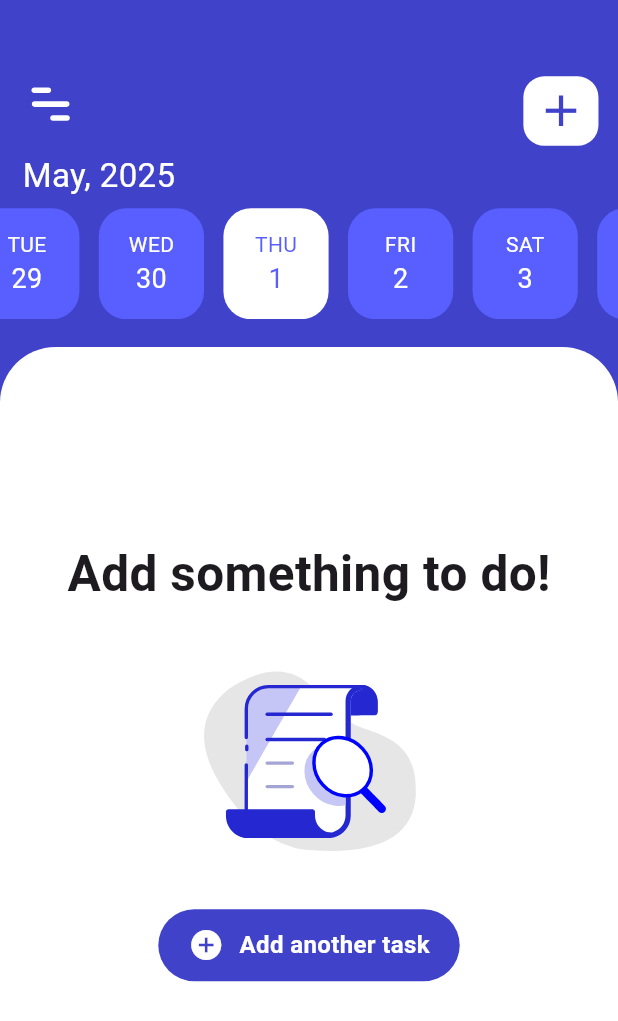
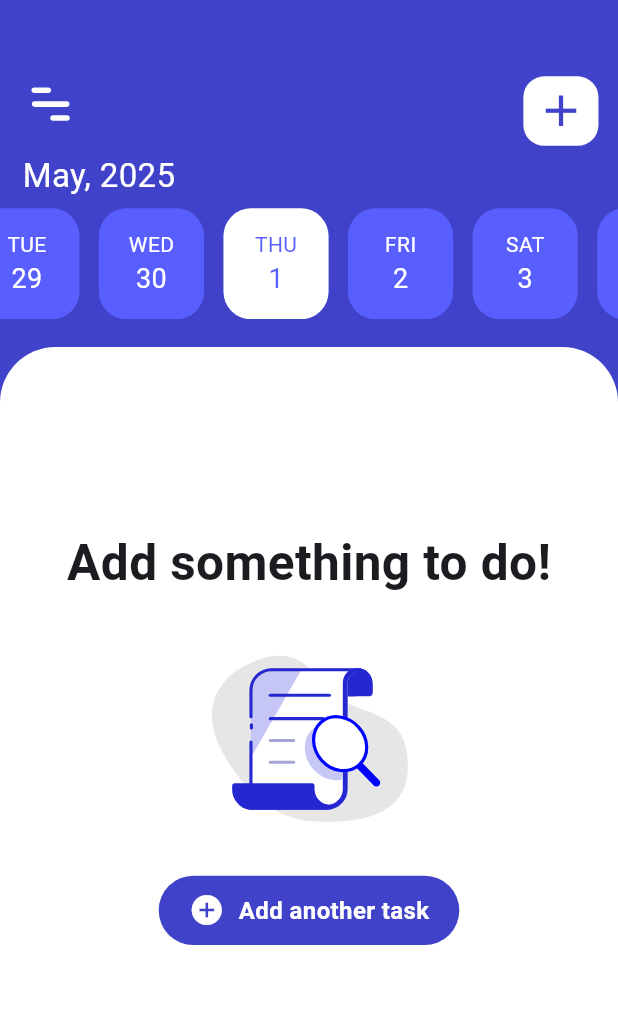
Before and after one commit to LocTime1/coursework, a Flutter app: the screen it shows after launch, in the side drawer, after a tap on "Add another task", on a phone screen of 412 x 824 dp. Shown: the top 1021 px of the screen. Run offline on Flutter 3.47's test engine with Material 3 defaults, Android fonts, the phone set to English and light mode, and no system bars; our stand-ins replace auto_size_text, flutter_screenutil, lottie, sqflite; accounts and stored records are empty.

Commit message:
сделал перенос на пк

```diff
--- a/lib/AddTaskSreen.dart
+++ b/lib/AddTaskSreen.dart
@@ -38,7 +38,7 @@ class _AddTaskScreenState extends State<AddTaskScreen> {
       'date': selectedDate!.toIso8601String(),
       'deadline': _selectedTime!.format(context),
       'color': _selectedColor!.value,
-      'completed': 0,
+      'isCompleted': 0,
     });
     Navigator.pop(context);
   }
--- a/lib/database.dart
+++ b/lib/database.dart
@@ -23,7 +23,7 @@ class MyDatabase {
 
     return await openDatabase(
       path,
-      version: 3,
+      version: 4,
       onCreate: (db, version) async {
         await db.execute('''
           CREATE TABLE tasks(
@@ -32,14 +32,14 @@ class MyDatabase {
             date TEXT,
             deadline TEXT,
             color INTEGER,
-            completed INTEGER DEFAULT 0
+            isCompleted INTEGER DEFAULT 0
           )
         ''');
       },
       onUpgrade: (db, oldVersion, newVersion) async {
-        if (oldVersion <= 2) {
+        if (oldVersion < 4) {
           await db.execute(
-              'ALTER TABLE tasks ADD COLUMN completed INTEGER DEFAULT 0');
+              'ALTER TABLE tasks ADD COLUMN isCompleted INTEGER DEFAULT 0');
         }
       },
     );
--- a/lib/main.dart
+++ b/lib/main.dart
@@ -1,4 +1,5 @@
 // ignore_for_file: prefer_const_constructors, use_key_in_widget_constructors, library_private_types_in_public_api
+
 
 import 'package:coursework/notesScreen.dart';
 import 'package:coursework/widgets/TasksScreen/anotherDatesWidget.dart';
@@ -12,7 +13,7 @@ import 'widgets/TasksScreen/addButtonWidget.dart';
 import 'widgets/TasksScreen/menuButtonWidget.dart';
 import 'widgets/TasksScreen/tasksWidget.dart';
 
-void main() {
+void main() async {
   runApp(MyApp());
 }
 
--- a/lib/widgets/TasksScreen/tasksWidget.dart
+++ b/lib/widgets/TasksScreen/tasksWidget.dart
@@ -44,11 +44,15 @@ class TasksWidgetState extends State<TasksWidget> {
           taskDate.month == widget.selectedDate.month &&
           taskDate.day == widget.selectedDate.day;
     }).toList();
-
+    for (var task in filtered) {
+      log("${task}");
+    }
     setState(() {
       tasks = filtered;
-      activeTasks = filtered.where((t) => t['isCompleted'] == 0).toList();
-      completedTasks = filtered.where((t) => t['isCompleted'] == 1).toList();
+      activeTasks =
+          filtered.where((t) => '${t['isCompleted']}' == '0').toList();
+      completedTasks =
+          filtered.where((t) => '${t['isCompleted']}' == '1').toList();
     });
   }
 
@@ -71,15 +75,15 @@ class TasksWidgetState extends State<TasksWidget> {
   Widget build(BuildContext context) {
     if (tasks.isEmpty) {
       return Container(
-        padding: EdgeInsets.only(top: 100),
-        height: 500,
+        padding: EdgeInsets.only(top: 100.h),
+        height: 500.h,
         width: MediaQuery.of(context).size.width,
         child: Column(children: [
           Text(
             "Add something to do!",
-            style: TextStyle(fontSize: 33, fontWeight: FontWeight.bold),
+            style: TextStyle(fontSize: 33.sp, fontWeight: FontWeight.bold),
           ),
-          Lottie.asset("assets/animations/empty_animation.json", height: 200),
+          Lottie.asset("assets/animations/empty_animation.json", height: 200.h),
           GestureDetector(
             onTap: () {
               Navigator.push(
@@ -94,21 +98,21 @@ class TasksWidgetState extends State<TasksWidget> {
               });
             },
             child: Container(
-              padding: EdgeInsets.symmetric(horizontal: 20, vertical: 12),
+              padding: EdgeInsets.symmetric(horizontal: 20.w, vertical: 12.h),
               decoration: BoxDecoration(
                 color: Color.fromRGBO(64, 67, 201, 1),
-                borderRadius: BorderRadius.circular(40),
+                borderRadius: BorderRadius.circular(40.r),
               ),
               child: Row(
                 mainAxisSize: MainAxisSize.min,
                 children: [
                   Icon(Icons.add_circle, color: Colors.white),
-                  SizedBox(width: 10),
+                  SizedBox(width: 10.h),
                   Text(
                     "Add another task",
                     style: TextStyle(
                       color: Colors.white,
-                      fontSize: 16,
+                      fontSize: 16.sp,
                       fontWeight: FontWeight.bold,
                     ),
                   ),
@@ -133,14 +137,15 @@ class TasksWidgetState extends State<TasksWidget> {
               children: [
                 LottieBuilder.asset(
                   "assets/animations/first_animation.json",
-                  height: 170,
+                  height: 170.h,
                   repeat: false,
                 ),
                 Text(
                   "All tasks are done!",
-                  style: TextStyle(fontSize: 25, fontWeight: FontWeight.w600),
+                  style:
+                      TextStyle(fontSize: 25.sp, fontWeight: FontWeight.w600),
                 ),
-                SizedBox(height: 20),
+                SizedBox(height: 20.h),
                 GestureDetector(
                   onTap: () {
                     Navigator.push(
@@ -155,21 +160,22 @@ class TasksWidgetState extends State<TasksWidget> {
                     });
                   },
                   child: Container(
-                    padding: EdgeInsets.symmetric(horizontal: 20, vertical: 12),
+                    padding:
+                        EdgeInsets.symmetric(horizontal: 20.w, vertical: 12.h),
                     decoration: BoxDecoration(
                       color: Color.fromRGBO(64, 67, 201, 1),
-                      borderRadius: BorderRadius.circular(40),
+                      borderRadius: BorderRadius.circular(40.r),
                     ),
                     child: Row(
                       mainAxisSize: MainAxisSize.min,
                       children: [
                         Icon(Icons.add_circle, color: Colors.white),
-                        SizedBox(width: 10),
+                        SizedBox(width: 10.w),
                         Text(
                           "Add another task",
                           style: TextStyle(
                             color: Colors.white,
-                            fontSize: 16,
+                            fontSize: 16.sp,
                             fontWeight: FontWeight.bold,
                           ),
                         ),
@@ -180,13 +186,13 @@ class TasksWidgetState extends State<TasksWidget> {
               ],
             ),
             Padding(
-              padding: const EdgeInsets.only(top: 15),
+              padding: EdgeInsets.only(top: 15.h),
               child: ExpansionTile(
                 key: PageStorageKey(widget.selectedDate.toIso8601String()),
                 title: Text(
                     "Completed tasks ${completedTasks.length}/${activeTasks.length + completedTasks.length}",
-                    style:
-                        TextStyle(fontWeight: FontWeight.bold, fontSize: 25)),
+                    style: TextStyle(
+                        fontWeight: FontWeight.bold, fontSize: 25.sp)),
                 children: completedTasks
                     .map((task) =>
                         TaskTile(task: task, onTaskChanged: loadTasks))
@@ -197,30 +203,34 @@ class TasksWidgetState extends State<TasksWidget> {
         ),
       );
     }
-
+    log("${activeTasks.length}");
+    for (var a in tasks) {
+      log("${a}");
+    }
     return Container(
       height: MediaQuery.of(context).size.height * 0.65,
       child: ListView(
-        padding: EdgeInsets.only(top: 10),
+        padding: EdgeInsets.only(top: 10.h),
         children: [
           Padding(
-            padding: EdgeInsets.symmetric(horizontal: 15),
+            padding: EdgeInsets.symmetric(horizontal: 15.w),
             child: Text(
               isToday
                   ? "Today's tasks:"
                   : "Tasks for ${DateFormat('MMMM d').format(widget.selectedDate)}:",
-              style: TextStyle(fontSize: 28, fontWeight: FontWeight.bold),
+              style: TextStyle(fontSize: 28.sp, fontWeight: FontWeight.bold),
             ),
           ),
           ...activeTasks
               .map((task) => TaskTile(task: task, onTaskChanged: loadTasks)),
           Padding(
-            padding: const EdgeInsets.only(top: 15),
+            padding: EdgeInsets.only(top: 15.h),
             child: ExpansionTile(
               key: PageStorageKey(widget.selectedDate.toIso8601String()),
               title: Text(
                   "Completed tasks ${completedTasks.length}/${activeTasks.length + completedTasks.length}",
-                  style: TextStyle(fontWeight: FontWeight.bold, fontSize: 25)),
+                  style:
+                      TextStyle(fontWeight: FontWeight.bold, fontSize: 25.sp)),
               children: completedTasks
                   .map((task) => TaskTile(task: task, onTaskChanged: loadTasks))
                   .toList(),
```
Also changed, not shown: pubspec.lock, 125 other files.
